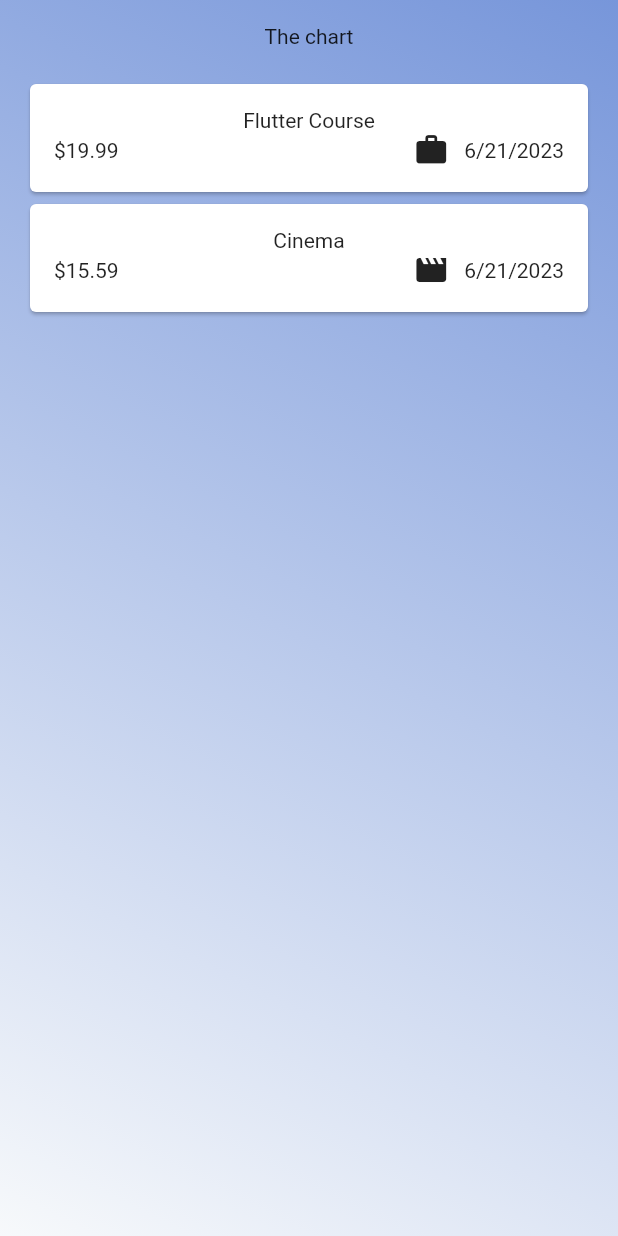
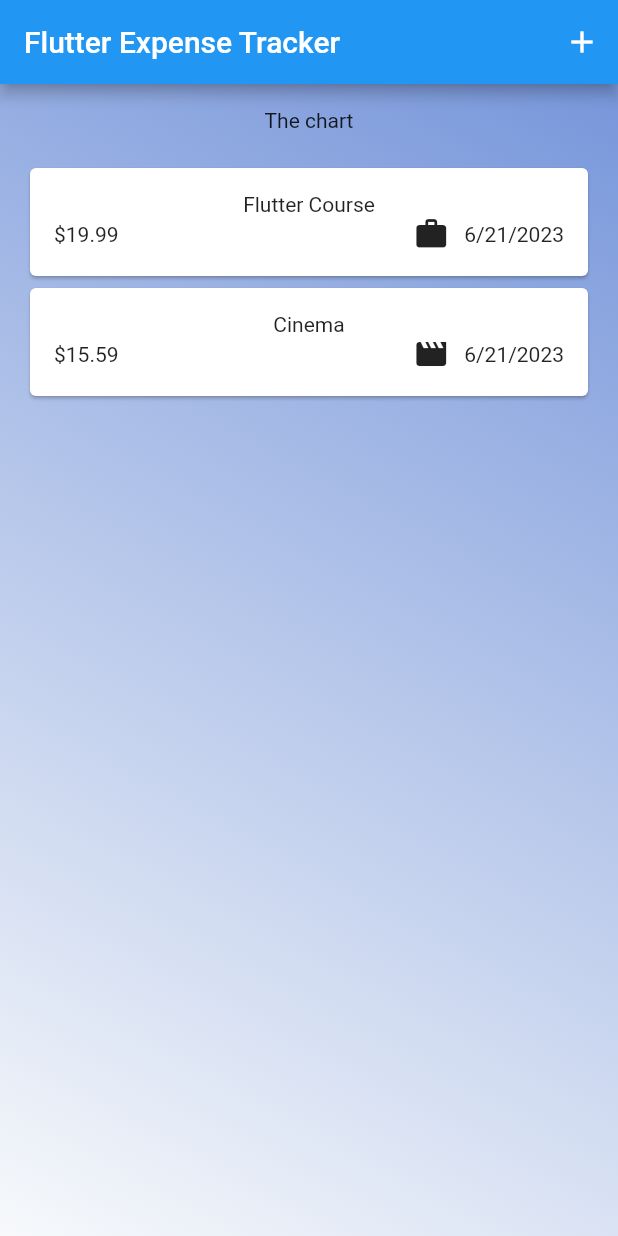
Before and after one commit to Dianagit168/Happy_Mobile, a Flutter app: the screen it shows after launch, on a phone screen of 412 x 824 dp. Run offline on Flutter 3.47's test engine with Material 2 defaults, Android fonts, the phone set to English and light mode, and no system bars.

Commit message:
add dissmisible scafoldmessenger and showmodal

```diff
--- a/lib/main.dart
+++ b/lib/main.dart
@@ -13,7 +13,7 @@ class MyApp extends StatelessWidget {
   Widget build(BuildContext context) {
     return const MaterialApp(
       debugShowCheckedModeBanner: false,
-      //theme: ThemeData(useMaterial3: true),
+      // theme: ThemeData(useMaterial3: true),
       home: Expenses(),
     );
   }
--- a/lib/model/expense.dart
+++ b/lib/model/expense.dart
@@ -5,13 +5,13 @@ import 'package:uuid/uuid.dart';
 const uuid = Uuid();
 final formatter = DateFormat.yMd();
 
-enum Category { food, travel, leisure, work }
+enum Categories { food, travel, leisure, work }
 
-const categoryIcon = {
-  Category.food: Icons.lunch_dining,
-  Category.travel: Icons.flight_takeoff,
-  Category.leisure: Icons.movie,
-  Category.work: Icons.work,
+const categoriesIcon = {
+  Categories.food: Icons.lunch_dining,
+  Categories.travel: Icons.flight_takeoff,
+  Categories.leisure: Icons.movie,
+  Categories.work: Icons.work,
 };
 
 class Expense {
@@ -19,13 +19,13 @@ class Expense {
   final String? title;
   final double? amount;
   final DateTime? date;
-  final Category? category;
+  final Categories? categories;
 
   Expense(
       {required this.title,
       required this.amount,
       required this.date,
-      required this.category})
+      required this.categories})
       : id = uuid.v4();
 
   String get formattedDate {
--- a/lib/view/expenses.dart
+++ b/lib/view/expenses.dart
@@ -1,5 +1,6 @@
 import 'package:flutter/material.dart';
 import 'package:ui/widgets/expense_list/expenses_list.dart';
+import 'package:ui/widgets/expense_list/new_expense.dart';
 
 import '../model/expense.dart';
 
@@ -11,31 +12,81 @@ class Expenses extends StatefulWidget {
 }
 
 class _ExpensesState extends State<Expenses> {
+  void addExpense(Expense expense) {
+    setState(() {
+      registeredExpense.add(expense);
+    });
+  }
+
+  void _removeItems(Expenses expense) {
+    setState(() {
+      registeredExpense.remove(expense);
+      ScaffoldMessenger.of(context).showSnackBar(
+        SnackBar(
+          content: const Text('Expense delete'),
+          duration: const Duration(seconds: 5),
+          action: SnackBarAction(
+            label: 'Undo',
+            onPressed: () {
+              setState(() {
+                registeredExpense.insert;
+              });
+            },
+          ),
+        ),
+      );
+    });
+  }
+
   final List<Expense> registeredExpense = [
     Expense(
         title: 'Flutter Course',
         amount: 19.9900,
         date: DateTime.now(),
-        category: Category.work),
+        categories: Categories.work),
     Expense(
         title: 'Cinema',
         amount: 15.5900,
         date: DateTime.now(),
-        category: Category.leisure),
+        categories: Categories.leisure),
   ];
+
   @override
   Widget build(BuildContext context) {
+    Widget mainContain = const Center(
+      child: Text('Expense not found, please add new !'),
+    );
+    if (registeredExpense.isNotEmpty) {
+      setState(() {
+        mainContain = ExpenseList(
+          expenses: registeredExpense,
+          onRemoveItem: (expense) {
+            _removeItems;
+          },
+        );
+      });
+    }
+
     return Scaffold(
-      // appBar: AppBar(
-      //   backgroundColor: Colors.white,
-      //   title: const Text('Flutter Expense Tracker'),
-      //   actions: [
-      //     IconButton(
-      //       onPressed: () {},
-      //       icon: const Icon(Icons.add),
-      //     ),
-      //   ],
-      // ),
+      appBar: AppBar(
+        //backgroundColor: Colors.white,
+        title: const Text('Flutter Expense Tracker'),
+        actions: [
+          IconButton(
+            onPressed: () {
+              showModalBottomSheet(
+                context: context,
+                builder: (context) {
+                  return NewExpense(
+                    onAddExpense: addExpense,
+                  );
+                },
+              );
+            },
+            icon: const Icon(Icons.add),
+          ),
+        ],
+      ),
       body: SafeArea(
         child: Center(
           child: Container(
@@ -60,9 +111,7 @@ class _ExpensesState extends State<Expenses> {
                   const SizedBox(
                     height: 20,
                   ),
-                  ExpenseList(
-                    expenses: registeredExpense,
-                  ),
+                  Expanded(child: mainContain),
                 ],
               ),
             ),
--- a/lib/widgets/expense_list/expenses_item.dart
+++ b/lib/widgets/expense_list/expenses_item.dart
@@ -19,7 +19,7 @@ class ExpensesItem extends StatelessWidget {
                 const Spacer(),
                 Row(
                   children: [
-                    Icon(categoryIcon[expense.category]),
+                    Icon(categoriesIcon[expense.categories]),
                     const SizedBox(width: 10),
                     Text(expense.formattedDate),
                   ],
--- a/lib/widgets/expense_list/expenses_list.dart
+++ b/lib/widgets/expense_list/expenses_list.dart
@@ -3,16 +3,25 @@ import 'package:ui/model/expense.dart';
 import 'package:ui/widgets/expense_list/expenses_item.dart';
 
 class ExpenseList extends StatelessWidget {
-  const ExpenseList({Key? key, required this.expenses}) : super(key: key);
+  const ExpenseList(
+      {Key? key, required this.expenses, required this.onRemoveItem})
+      : super(key: key);
   final List<Expense> expenses;
+  final void Function(Expense expense) onRemoveItem;
 
   @override
   Widget build(BuildContext context) {
     return ListView.builder(
       shrinkWrap: true,
       itemBuilder: (context, index) {
-        return ExpensesItem(
-          expense: expenses[index],
+        return Dismissible(
+          key: ValueKey(expenses[index]),
+          onDismissed: (direction) {
+            onRemoveItem(expenses[index]);
+          },
+          child: ExpensesItem(
+            expense: expenses[index],
+          ),
         );
       },
       itemCount: expenses.length,
```
Also changed, not shown: lib/widgets/expense_list/new_expense.dart (added, +146 -0 lines).
